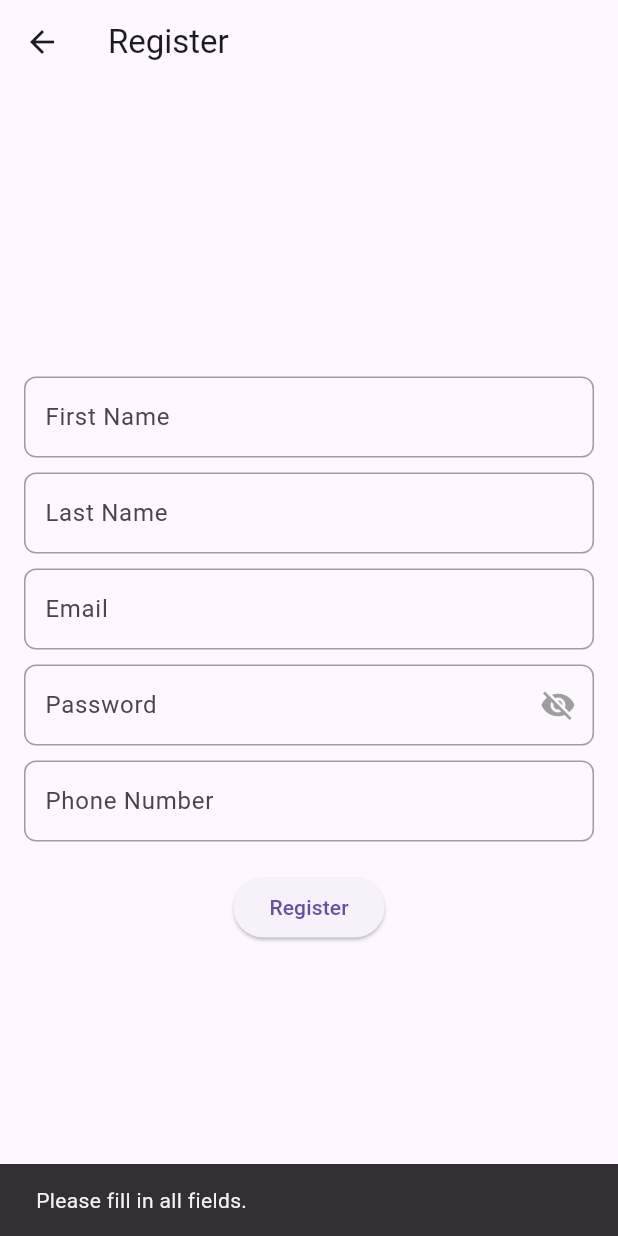
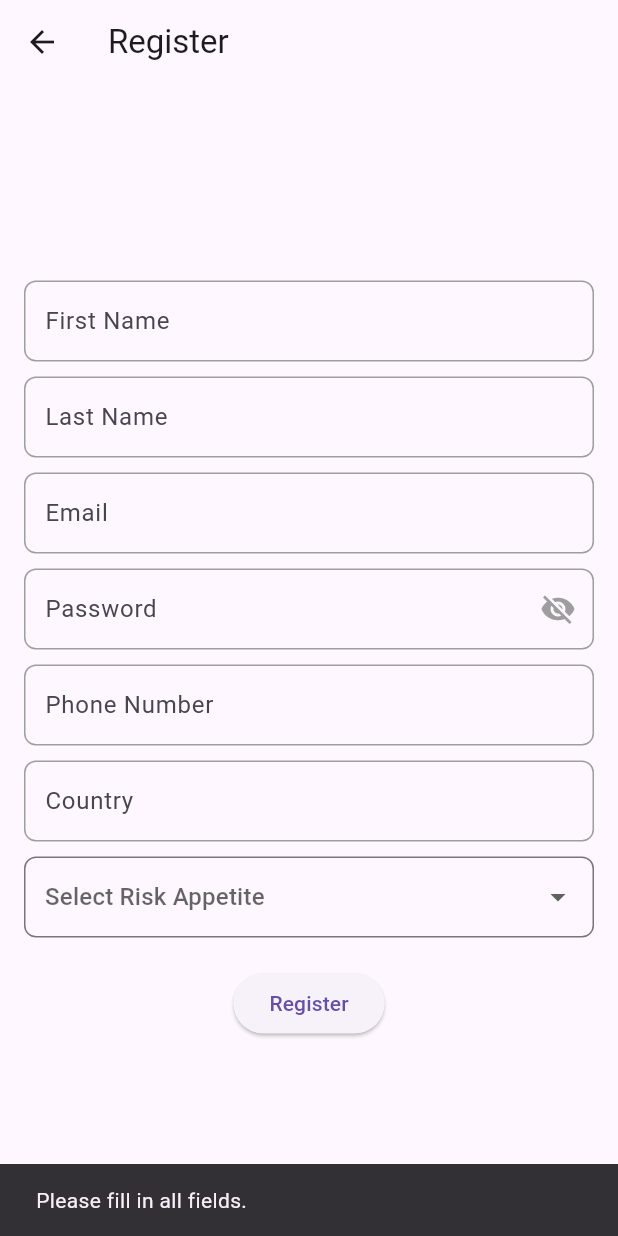
Before and after one commit to Yash-user/Finix.ai, a Flutter app: the RegistrationPage screen opened by its route, after a tap on "Register", on a phone screen of 412 x 824 dp. Run offline on Flutter 3.47's test engine with Material 3 defaults, Android fonts, the phone set to English and light mode, and no system bars; our stand-ins replace cloud_firestore, firebase_auth, firebase_core, google_sign_in; accounts and stored records are empty.

Commit message:
feat: added risk assessment and country and linked to db

```diff
--- a/lib/login/registration_page.dart
+++ b/lib/login/registration_page.dart
@@ -1,6 +1,8 @@
 import 'package:flutter/material.dart';
 import 'package:firebase_auth/firebase_auth.dart'; // Import Firebase Auth
+import 'package:cloud_firestore/cloud_firestore.dart'; // Import Firestore
 import 'package:finix/login/login_page.dart';
+import 'package:finix/utils/countrylist.dart';
 
 class RegistrationPage extends StatefulWidget {
   @override
@@ -13,6 +15,8 @@ class _RegistrationPageState extends State<RegistrationPage> {
   final TextEditingController emailController = TextEditingController();
   final TextEditingController passwordController = TextEditingController();
   final TextEditingController phoneController = TextEditingController();
+  final TextEditingController countryController = TextEditingController();
+  String? selectedRiskAppetite;
   bool _isPasswordVisible = false; // To toggle password visibility
 
   @override
@@ -36,20 +40,35 @@ class _RegistrationPageState extends State<RegistrationPage> {
               _buildPasswordField(passwordController, 'Password'),
               SizedBox(height: 10),
               _buildTextField(phoneController, 'Phone Number'),
+              SizedBox(height: 10),
+              _buildTextField(countryController, 'Country'),
+              SizedBox(height: 10),
+              _buildRiskAppetiteDropdown(),
               SizedBox(height: 20),
               ElevatedButton(
                 onPressed: () async {
                   String email = emailController.text;
                   String password = passwordController.text;
+                  String country = countryController.text.toLowerCase();
 
                   // Check for empty fields
                   if (firstNameController.text.isEmpty ||
                       lastNameController.text.isEmpty ||
                       email.isEmpty ||
                       password.isEmpty ||
-                      phoneController.text.isEmpty) {
+                      phoneController.text.isEmpty ||
+                      country.isEmpty ||
+                      selectedRiskAppetite == null) {
                     ScaffoldMessenger.of(context).showSnackBar(
                       SnackBar(content: Text('Please fill in all fields.')),
+                    );
+                    return;
+                  }
+
+                  // Validate country
+                  if (!countries.contains(country)) {
+                    ScaffoldMessenger.of(context).showSnackBar(
+                      SnackBar(content: Text('Please enter a valid country.')),
                     );
                     return;
                   }
@@ -70,7 +89,7 @@ class _RegistrationPageState extends State<RegistrationPage> {
                     return;
                   }
 
-                  // Call the registerUser  function
+                  // Call the registerUser function
                   await registerUser (email, password, context);
                 },
                 child: Text('Register'),
@@ -141,6 +160,31 @@ class _RegistrationPageState extends State<RegistrationPage> {
     );
   }
 
+  Widget _buildRiskAppetiteDropdown() {
+    return DropdownButtonFormField<String>(
+      value: selectedRiskAppetite,
+      hint: Text('Select Risk Appetite'),
+      items: ['High', 'Medium', 'Low'].map((String value) {
+        return DropdownMenuItem<String>(
+          value: value,
+          child: Text(value),
+        );
+      }).toList(),
+      onChanged: (String? newValue) {
+        setState(() {
+          selectedRiskAppetite = newValue;
+        });
+      },
+      decoration: InputDecoration(
+        border: OutlineInputBorder(
+          borderRadius: BorderRadius.circular(8.0),
+          borderSide: BorderSide(color: Colors.blueAccent),
+        ),
+        contentPadding: EdgeInsets.symmetric(vertical: 15.0, horizontal: 10.0),
+      ),
+    );
+  }
+
   Future<bool> emailExists(String email) async {
     try {
       final signInMethods = await FirebaseAuth.instance.fetchSignInMethodsForEmail(email);
@@ -164,7 +208,24 @@ class _RegistrationPageState extends State<RegistrationPage> {
         password: password,
       );
       // User registered successfully
-      print("User  registered: ${userCredential.user?.uid}");
+      print("User registered: ${userCredential.user?.uid}");
+
+      // Store additional user data in Firestore
+      try {
+        await FirebaseFirestore.instance.collection("finix").add({
+          'first_name': firstNameController.text.trim(),
+          'last_name': lastNameController.text.trim(),
+          'phone': phoneController.text.trim(),
+          'country': countryController.text.trim(),
+          'risk': selectedRiskAppetite,
+        });
+        print("User  data stored in Firestore successfully.");
+      } catch (e) {
+        print("Error storing user data in Firestore: $e");
+        ScaffoldMessenger.of(context).showSnackBar(
+          SnackBar(content: Text('Error storing user data in Firestore: $e')),
+        );
+      }
 
       // Navigate to the login page after successful registration
       Navigator.pushReplacement(context, MaterialPageRoute(builder: (context) => LoginPage()));
--- a/pubspec.yaml
+++ b/pubspec.yaml
@@ -39,6 +39,7 @@ dependencies:
   firebase_core: ^3.12.1
   firebase_auth: ^5.5.1
   google_sign_in: ^6.3.0
+  cloud_firestore: ^5.6.6
 
 dev_dependencies:
   flutter_test:
```
Also changed, not shown: lib/chat_page.dart (+79 -14 lines).
